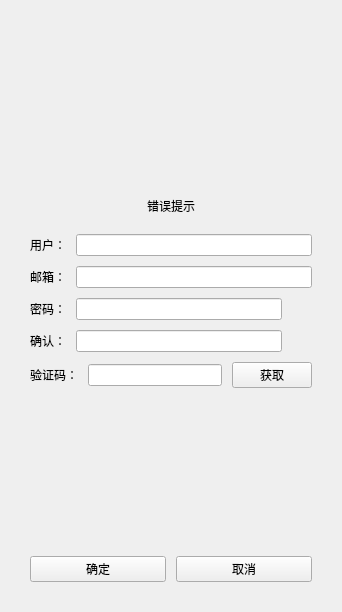
Above: client/Forms/RegisterDialog.ui from fdffwe/yuannn_chat before the change. Below: the same form after it.
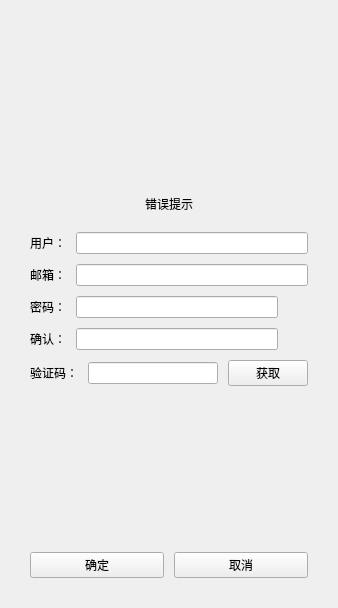
That is the form after the change. Icons and pictures are not drawn. Custom widgets are drawn as their Qt base class.

Diff of the .ui file:
```diff
--- a/client/Forms/RegisterDialog.ui
+++ b/client/Forms/RegisterDialog.ui
@@ -12,14 +12,14 @@
   </property>
   <property name="minimumSize">
    <size>
-    <width>0</width>
-    <height>0</height>
+    <width>338</width>
+    <height>608</height>
    </size>
   </property>
   <property name="maximumSize">
    <size>
-    <width>16777215</width>
-    <height>16777215</height>
+    <width>338</width>
+    <height>608</height>
    </size>
   </property>
   <property name="windowTitle">
```
